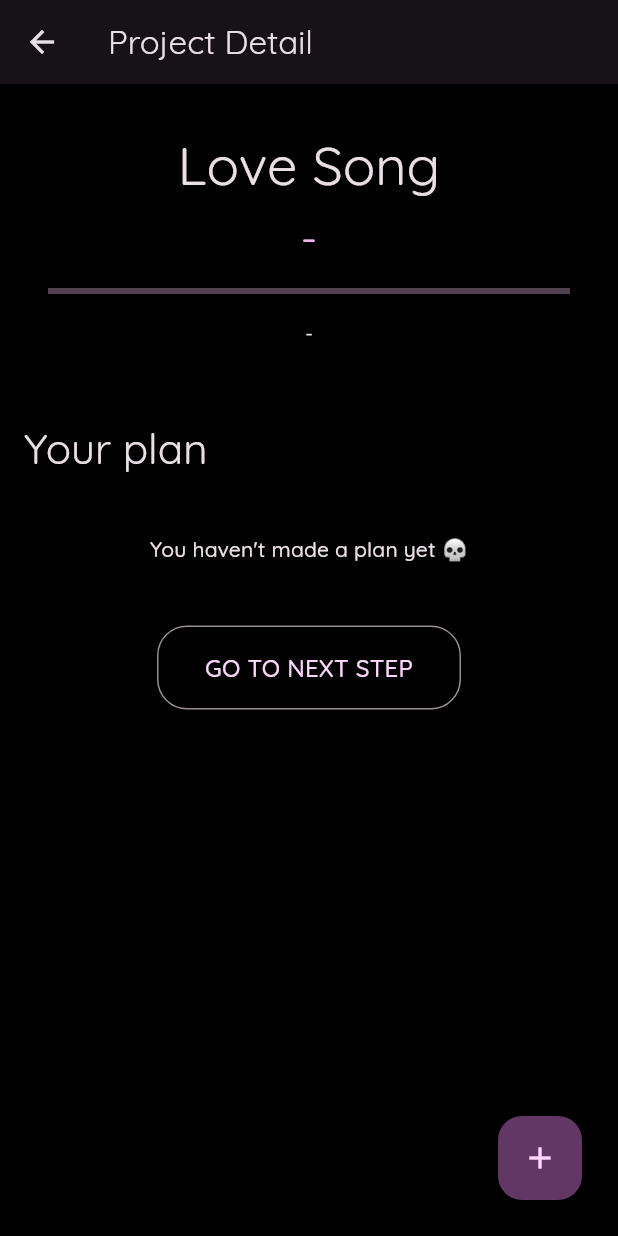
After one commit to marcosaia/droomy-flutter, a Flutter app: the ProjectDetailScreen screen opened directly with sample values from the repository, on a phone screen of 412 x 824 dp. The commit adds this screen. Run offline on Flutter 3.47's test engine with Material 3 defaults, Android fonts, the phone set to English and light mode, and no system bars; our stand-ins replace audioplayers, cloud_firestore, firebase_auth, firebase_core, flutter_html, flutter_riverpod and 5 more; accounts and stored records are empty; generated files the repository leaves out were written again.

Commit message:
Big refactoring and clean-up

```diff
--- a/lib/common/constants.dart
+++ b/lib/common/constants.dart
@@ -13,4 +13,6 @@
   static const double paddingSmall = 8;
   static const double paddingRegular = 16;
   static const double paddingBig = 32;
+  static const double paddingExtraBig = 48;
+  static const double paddingIncrediblyBig = 64;
 }
--- a/lib/models/project.dart
+++ b/lib/models/project.dart
@@ -1,3 +1,5 @@
+import 'package:droomy/models/action_item.dart';
+import 'package:droomy/models/action_plan.dart';
 import 'package:json_annotation/json_annotation.dart';
 
 import 'workflow.dart';
@@ -21,6 +23,21 @@
   // Timestamp of the last time the project was updated
   DateTime modifiedAt;
 
+  // Utility getter for current action plan
+  ActionPlan? get currentActionPlan {
+    return workflow?.currentStep?.actionPlan;
+  }
+
+  // Utility getter for current action items
+  List<ActionItem>? get currentActionItems {
+    return currentActionPlan?.actionItems;
+  }
+
+  // Utility getter for current number of action items
+  int get currentNumOfActionItems {
+    return currentActionItems?.length ?? 0;
+  }
+
   Project(
       {required this.projectId,
       required this.title,
--- a/lib/screens/project/controllers/project_detail_controller.dart
+++ b/lib/screens/project/controllers/project_detail_controller.dart
@@ -24,29 +24,25 @@
         project: project, areGoalsCompleted: _checkGoalsCompleted());
   }
 
-  // Private utility getters
-  ActionPlan? get _actionPlan => project.workflow?.currentStep?.actionPlan;
-
   addActionItem(ActionItem actionItem) async {
-    if (_actionPlan?.actionItems == null) {
-      print("Creating project Action Plan");
+    if (project.currentActionItems == null) {
       project.workflow?.currentStep?.actionPlan = ActionPlan(actionItems: []);
     }
 
-    final actionItems = _actionPlan?.actionItems;
+    final actionItems = project.currentActionItems;
     if (actionItems == null) {
       return;
     }
 
     var items = List<ActionItem>.from(actionItems);
     items.add(actionItem);
-    project.workflow?.currentStep?.actionPlan?.actionItems = items;
+    project.currentActionPlan?.actionItems = items;
 
     await updateProject();
   }
 
   swapActionItems(int oldIndex, int newIndex) async {
-    final actionItems = project.workflow?.currentStep?.actionPlan?.actionItems;
+    final actionItems = project.currentActionItems;
     if (actionItems == null) {
       return;
     }
@@ -65,7 +61,7 @@
     actionItems[newIndex] = temp;
 
     // Update project
-    project.workflow?.currentStep?.actionPlan?.actionItems = actionItems;
+    project.currentActionPlan?.actionItems = actionItems;
 
     await updateProject();
   }
@@ -99,7 +95,7 @@
   }
 
   removeActionItems(List<ActionItem> actionItemsToRemove) async {
-    final actionItems = _actionPlan?.actionItems;
+    final actionItems = project.currentActionItems;
     if (actionItems == null) {
       return;
     }
@@ -109,13 +105,13 @@
       items.remove(element);
     }
 
-    project.workflow?.currentStep?.actionPlan?.actionItems = items;
+    project.currentActionPlan?.actionItems = items;
 
     await updateProject();
   }
 
   removeActionItem(ActionItem actionItem) async {
-    final actionItems = _actionPlan?.actionItems;
+    final actionItems = project.currentActionItems;
     if (actionItems == null) {
       return;
     }
--- /dev/null
+++ b/lib/screens/project/widgets/project_detail_header_view.dart
@@ -0,0 +1,65 @@
+import 'package:droomy/common/constants.dart';
+import 'package:droomy/models/project.dart';
+import 'package:flutter/material.dart';
+
+class ProjectDetailHeaderView extends StatelessWidget {
+  final Project project;
+
+  const ProjectDetailHeaderView({super.key, required this.project});
+
+  @override
+  Widget build(BuildContext context) {
+    // Calculate current workflow progress
+    var progress = 0.0;
+    final workflow = project.workflow;
+    if (workflow != null) {
+      progress = (workflow.currentStepIndex + 1) / workflow.steps.length;
+    }
+
+    return Container(
+      color: Theme.of(context).colorScheme.shadow,
+      child: Stack(
+        children: [
+          Padding(
+            padding: const EdgeInsets.all(32.0),
+            child: Column(
+              children: [
+                Row(
+                  mainAxisAlignment: MainAxisAlignment.center,
+                  children: [
+                    Hero(
+                      tag: "project_title_${project.projectId}",
+                      child: Text(
+                        project.title,
+                        textAlign: TextAlign.center,
+                        style: Theme.of(context)
+                            .textTheme
+                            .displaySmall
+                            ?.copyWith(
+                                color:
+                                    Theme.of(context).colorScheme.onBackground),
+                      ),
+                    ),
+                  ],
+                ),
+                const SizedBox(height: Constants.paddingSmall),
+                Text(
+                  project.workflow?.currentStep?.displayName ?? "-",
+                  style: Theme.of(context).textTheme.headlineMedium?.copyWith(
+                        color: Theme.of(context).colorScheme.primary,
+                      ),
+                ),
+                const SizedBox(height: Constants.paddingRegular),
+                LinearProgressIndicator(
+                  value: progress,
+                ),
+                const SizedBox(height: Constants.paddingRegular),
+                Text(project.workflow?.currentStep?.shortDescription ?? "-"),
+              ],
+            ),
+          )
+        ],
+      ),
+    );
+  }
+}
--- a/lib/screens/project_wizard/widgets/workflow_list_view.dart
+++ b/lib/screens/project_wizard/widgets/workflow_list_view.dart
@@ -1,7 +1,5 @@
 import 'package:droomy/common/constants.dart';
 import 'package:droomy/models/workflow.dart';
-import 'package:droomy/screens/project_wizard/controllers/project_wizard_controller.dart';
-import 'package:droomy/screens/project_wizard/screens/project_wizard_confirmation_screen.dart';
 import 'package:droomy/widgets/image_header_card.dart';
 import 'package:flutter/material.dart';
 import 'package:flutter_riverpod/flutter_riverpod.dart';
--- /dev/null
+++ b/lib/widgets/actions_floating_button.dart
@@ -0,0 +1,63 @@
+import 'package:droomy/common/constants.dart';
+import 'package:droomy/widgets/action_button.dart';
+import 'package:flutter/material.dart';
+
+class ActionsFloatingButton extends StatefulWidget {
+  final List<ActionButton> actionButtons;
+  final bool isActionsPanelVisible;
+  final void Function() onFloatingButtonTap;
+
+  const ActionsFloatingButton(
+      {super.key,
+      required this.actionButtons,
+      required this.isActionsPanelVisible,
+      required this.onFloatingButtonTap});
+
+  @override
+  State<ActionsFloatingButton> createState() => _ActionsFloatingButtonState();
+}
+
+class _ActionsFloatingButtonState extends State<ActionsFloatingButton> {
+  List<Widget> get _actionItemWidgets {
+    var widgets = widget.actionButtons
+        .map((e) => [e, const SizedBox(height: Constants.paddingRegular)])
+        .expand((l) => l)
+        .toList();
+
+    widgets[widgets.length - 1] = const SizedBox(height: Constants.paddingBig);
+
+    return widgets;
+  }
+
+  @override
+  Widget build(BuildContext context) {
+    return Padding(
+      padding: const EdgeInsets.all(Constants.paddingSmall),
+      child: Column(
+        mainAxisAlignment: MainAxisAlignment.end,
+        crossAxisAlignment: CrossAxisAlignment.end,
+        children: [
+          IgnorePointer(
+            ignoring: !widget.isActionsPanelVisible,
+            child: Opacity(
+              opacity: widget.isActionsPanelVisible ? 1 : 0,
+              child: Column(
+                  crossAxisAlignment: CrossAxisAlignment.end,
+                  children: _actionItemWidgets),
+            ),
+          ),
+          FloatingActionButton(
+            onPressed: () {
+              setState(() {
+                widget.onFloatingButtonTap();
+              });
+            },
+            child: widget.isActionsPanelVisible
+                ? const Icon(Icons.close)
+                : const Icon(Icons.add),
+          ),
+        ],
+      ),
+    );
+  }
+}
--- /dev/null
+++ b/lib/widgets/opacity_touch_overlay.dart
@@ -0,0 +1,43 @@
+import 'package:flutter/material.dart';
+
+/// A Widget which covers the full available width and height and listens for
+/// touches. The opacity the widget has when it is visible can be configured.
+class OpacityTouchOverlay extends StatefulWidget {
+  final bool isOverlayVisible;
+  final double opacity;
+  final void Function() onOverlayTouched;
+
+  const OpacityTouchOverlay(
+      {super.key,
+      required this.isOverlayVisible,
+      required this.onOverlayTouched,
+      this.opacity = 0.9});
+
+  @override
+  State<OpacityTouchOverlay> createState() => _OpacityTouchOverlayState();
+}
+
+class _OpacityTouchOverlayState extends State<OpacityTouchOverlay> {
+  @override
+  Widget build(BuildContext context) {
+    return GestureDetector(
+      onTap: () {
+        if (!widget.isOverlayVisible) {
+          return;
+        }
+        widget.onOverlayTouched();
+      },
+      child: IgnorePointer(
+        ignoring: !widget.isOverlayVisible,
+        child: Opacity(
+          opacity: widget.isOverlayVisible ? widget.opacity : 0,
+          child: Container(
+            width: double.infinity,
+            height: double.infinity,
+            color: Theme.of(context).colorScheme.background,
+          ),
+        ),
+      ),
+    );
+  }
+}
```
Also changed, not shown: lib/common/theme.dart (+8 -0 lines), lib/screens/project/screens/project_detail_screen.dart (+54 -150 lines).
